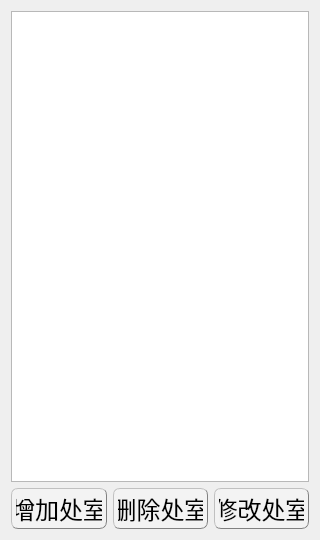
EsZHU/QtExamSystem, file dptmanagedialog.ui: the form before one commit.
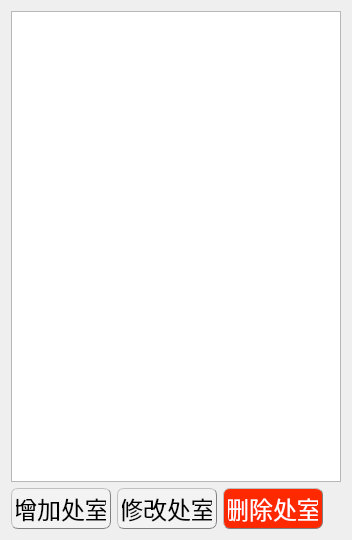
The form after the commit.

Diff of the .ui file:
```diff
--- a/dptmanagedialog.ui
+++ b/dptmanagedialog.ui
@@ -6,19 +6,19 @@
    <rect>
     <x>0</x>
     <y>0</y>
-    <width>320</width>
+    <width>352</width>
     <height>540</height>
    </rect>
   </property>
   <property name="minimumSize">
    <size>
-    <width>320</width>
+    <width>350</width>
     <height>0</height>
    </size>
   </property>
   <property name="maximumSize">
    <size>
-    <width>320</width>
+    <width>352</width>
     <height>16777215</height>
    </size>
   </property>
@@ -28,6 +28,18 @@
   <layout class="QGridLayout" name="gridLayout">
    <item row="1" column="0">
     <widget class="QPushButton" name="addDptButton">
+     <property name="minimumSize">
+      <size>
+       <width>100</width>
+       <height>28</height>
+      </size>
+     </property>
+     <property name="maximumSize">
+      <size>
+       <width>100</width>
+       <height>16777215</height>
+      </size>
+     </property>
      <property name="font">
       <font>
        <pointsize>18</pointsize>
@@ -43,24 +55,7 @@
      </property>
     </widget>
    </item>
-   <item row="1" column="2">
-    <widget class="QPushButton" name="changeDptButton">
-     <property name="font">
-      <font>
-       <pointsize>18</pointsize>
-      </font>
-     </property>
-     <property name="styleSheet">
-      <string notr="true">QPushButton{background-color: rgb(243, 243, 243);border:0.5px groove gray;border-radius:7px;padding:2px 4px;border-style: outset;}
-QPushButton:hover{background-color:rgb(229, 241, 251); color: black;}
-QPushButton:pressed{background-color:rgb(191, 190, 192);border-style: inset;}</string>
-     </property>
-     <property name="text">
-      <string>修改处室</string>
-     </property>
-    </widget>
-   </item>
-   <item row="0" column="0" colspan="3">
+   <item row="0" column="0" colspan="4">
     <widget class="QTableWidget" name="tableWidget">
      <property name="font">
       <font>
@@ -70,16 +65,57 @@
     </widget>
    </item>
    <item row="1" column="1">
+    <widget class="QPushButton" name="changeDptButton">
+     <property name="minimumSize">
+      <size>
+       <width>100</width>
+       <height>0</height>
+      </size>
+     </property>
+     <property name="maximumSize">
+      <size>
+       <width>100</width>
+       <height>16777215</height>
+      </size>
+     </property>
+     <property name="font">
+      <font>
+       <pointsize>18</pointsize>
+      </font>
+     </property>
+     <property name="styleSheet">
+      <string notr="true">QPushButton{background-color: rgb(243, 243, 243);border:0.5px groove gray;border-radius:7px;padding:2px 4px;border-style: outset;}
+QPushButton:hover{background-color:rgb(229, 241, 251); color: black;}
+QPushButton:pressed{background-color:rgb(191, 190, 192);border-style: inset;}</string>
+     </property>
+     <property name="text">
+      <string>修改处室</string>
+     </property>
+    </widget>
+   </item>
+   <item row="1" column="2" colspan="2">
     <widget class="QPushButton" name="deleteDptButton">
+     <property name="minimumSize">
+      <size>
+       <width>100</width>
+       <height>0</height>
+      </size>
+     </property>
+     <property name="maximumSize">
+      <size>
+       <width>100</width>
+       <height>16777215</height>
+      </size>
+     </property>
      <property name="font">
       <font>
        <pointsize>18</pointsize>
       </font>
      </property>
      <property name="styleSheet">
-      <string notr="true">QPushButton{background-color: rgb(243, 243, 243);border:0.5px groove gray;border-radius:7px;padding:2px 4px;border-style: outset;}
-QPushButton:hover{background-color:rgb(229, 241, 251); color: black;}
-QPushButton:pressed{background-color:rgb(191, 190, 192);border-style: inset;}</string>
+      <string notr="true">QPushButton{background-color: rgb(255, 41, 0);border:0.5px groove gray;border-radius:7px;padding:2px 4px;border-style: outset;color: white;}
+QPushButton:hover{background-color:rgb(232, 15, 0); color: white;}
+QPushButton:pressed{background-color:rgb(140, 14, 0);border-style: inset;color:white}</string>
      </property>
      <property name="text">
       <string>删除处室</string>
```
